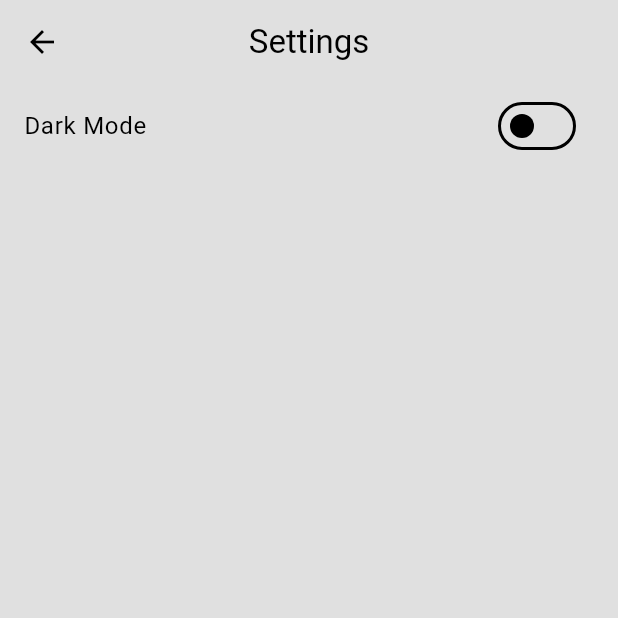
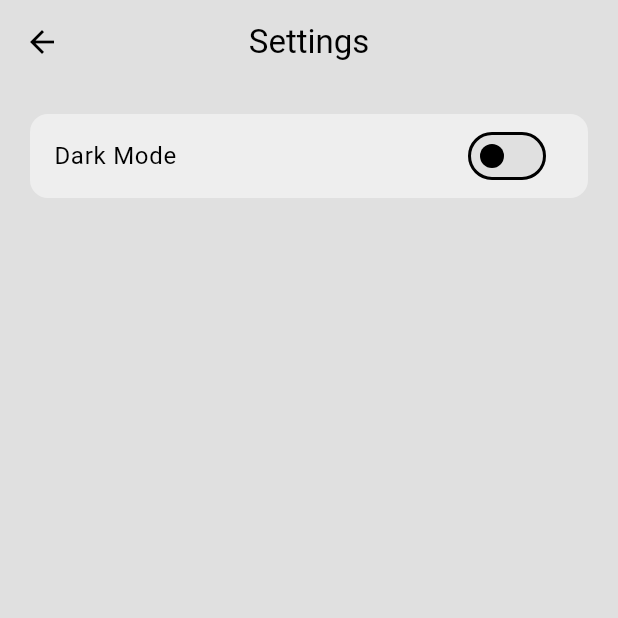
Before and after one commit to Salar977/ecommerce_app, a Flutter app: the SettingsPage screen opened by its route, on a phone screen of 412 x 824 dp, the top half of it. Run offline on Flutter 3.47's test engine with Material 3 defaults, Android fonts, the phone set to English and light mode, and no system bars.

Commit message:
Change settings layout UI

```diff
--- a/lib/pages/settings_page.dart
+++ b/lib/pages/settings_page.dart
@@ -14,11 +14,24 @@ class SettingsPage extends StatelessWidget {
         title: const Text('Settings'),
         centerTitle: true,
       ),
-      body: ListTile(
-        title: const Text('Dark Mode'),
-        trailing: Switch(
-          value: themeProvider.isDarkMode,
-          onChanged: (value) => themeProvider.toggleTheme(value)
+      body: Container(
+        decoration: BoxDecoration(
+          color: Theme.of(context).colorScheme.primary,
+          borderRadius: BorderRadius.circular(12)
+        ),
+        margin: EdgeInsets.symmetric(vertical: 20, horizontal: 20),
+        child: Column(
+          mainAxisSize: MainAxisSize.min,
+          children: [
+            ListTile(
+              title: const Text('Dark Mode'),
+              trailing: Switch(
+                value: themeProvider.isDarkMode,
+                onChanged: (value) => themeProvider.toggleTheme(value),
+                activeColor: Theme.of(context).colorScheme.inversePrimary,
+              ),
+            ),
+          ],
         ),
       ),
     );
```
